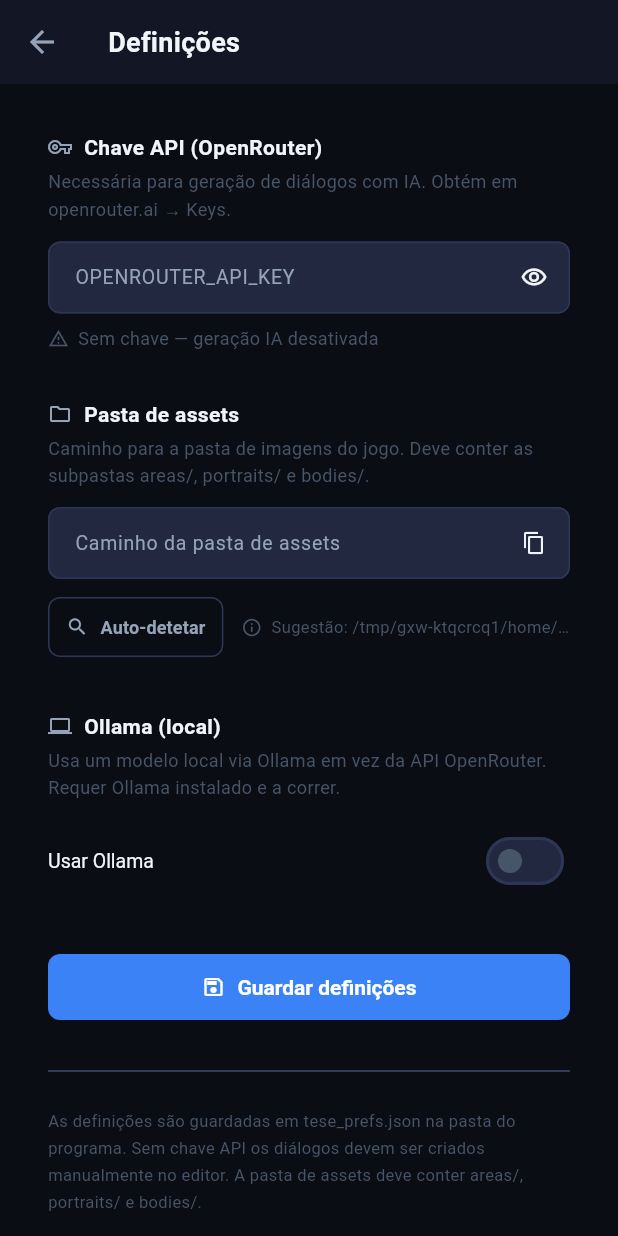
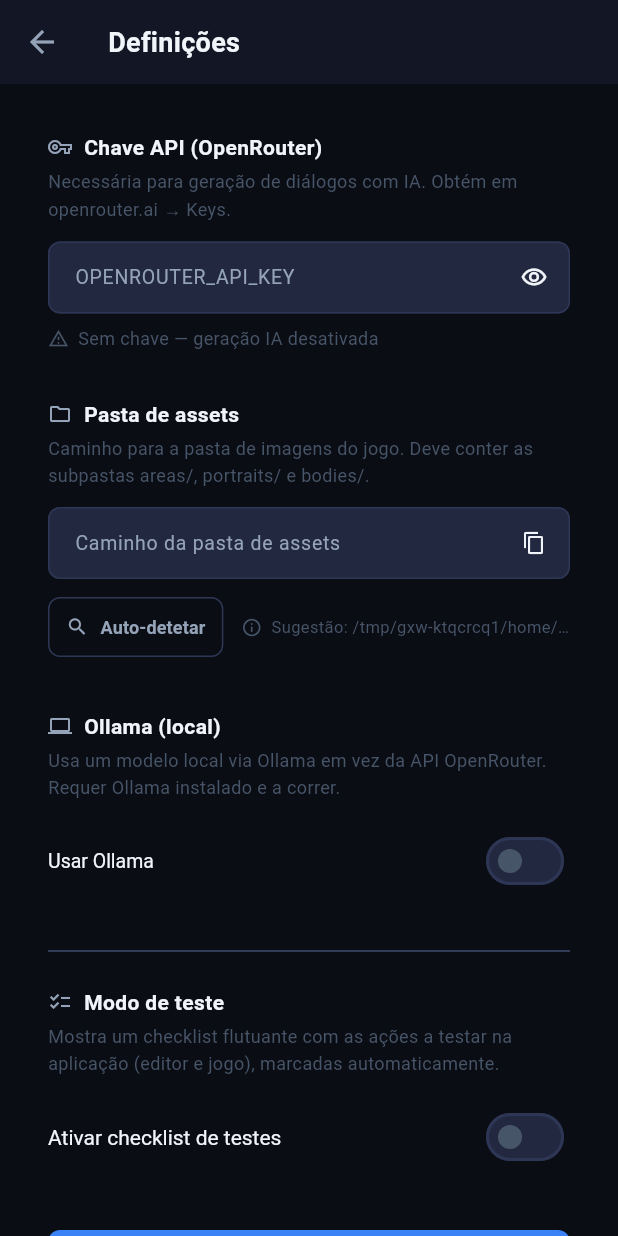
Before and after one commit to joaochartersazevedo/flutterTese, a Flutter app: the SettingsScreen screen opened directly, on a phone screen of 412 x 824 dp. Run offline on Flutter 3.47's test engine with Material 3 defaults, Android fonts, the phone set to English and light mode, and no system bars.

Commit message:
add testing checklist overlay + merge world/save models
- New optional testing checklist (Settings toggle + floating panel):
  tracks ~24 editor/game QA actions, persisted with a reset button.
- Removed the separate WorldBlueprint model and world.json. SaveData
  now holds the full world definition (areas, connections,
  characters, gamestates, dialogues, events, groups) plus progress
  (flags, NPC positions, log, elapsed time).
- GameEngine now takes a SaveData. Player position always resets to
  startingAreaId on play; other progress carries within a session but
  is never written back to disk, so saves act as static "worlds" that
  reset on every play / app restart. Editor "Guardar" is now the only
  thing that persists changes.

```diff
--- a/lib/src/data/app_preferences.dart
+++ b/lib/src/data/app_preferences.dart
@@ -70,4 +70,19 @@ class AppPreferences {
     _data['ollamaModel'] = v;
     _persist();
   }
+
+  static bool get testingChecklistEnabled =>
+      (_data['testingChecklistEnabled'] as bool?) ?? false;
+  static void setTestingChecklistEnabled(bool v) {
+    _data['testingChecklistEnabled'] = v;
+    _persist();
+  }
+
+  static Set<String> get testingChecklistProgress => ((_data['testingChecklistProgress'] as List?) ?? [])
+      .cast<String>()
+      .toSet();
+  static void setTestingChecklistProgress(Set<String> ids) {
+    _data['testingChecklistProgress'] = ids.toList();
+    _persist();
+  }
 }
--- /dev/null
+++ b/lib/src/data/testing_checklist.dart
@@ -0,0 +1,75 @@
+import 'package:flutter/foundation.dart';
+
+import 'app_preferences.dart';
+
+class ChecklistItem {
+  const ChecklistItem(this.id, this.label, this.category);
+  final String id;
+  final String label;
+  final String category;
+}
+
+/// Tracks progress through the manual QA checklist.
+///
+/// Enabled via Settings ("Modo de teste"). Items are marked done by calling
+/// [mark] from the action they represent; progress persists across restarts.
+class TestingChecklist extends ChangeNotifier {
+  TestingChecklist._() : _done = AppPreferences.testingChecklistProgress;
+
+  static final TestingChecklist instance = TestingChecklist._();
+
+  static const List<ChecklistItem> items = [
+    // Editor
+    ChecklistItem('create_area', 'Criar uma área', 'Editor'),
+    ChecklistItem('edit_area', 'Editar uma área', 'Editor'),
+    ChecklistItem('set_starting_area', 'Definir a área inicial', 'Editor'),
+    ChecklistItem('create_connection', 'Criar uma ligação entre áreas', 'Editor'),
+    ChecklistItem('create_character', 'Criar uma personagem', 'Editor'),
+    ChecklistItem('edit_character', 'Editar uma personagem', 'Editor'),
+    ChecklistItem('set_relationship', 'Definir uma relação entre personagens', 'Editor'),
+    ChecklistItem('create_gamestate', 'Criar uma state flag', 'Editor'),
+    ChecklistItem('create_dialogue', 'Criar um diálogo', 'Editor'),
+    ChecklistItem('edit_dialogue', 'Editar um diálogo', 'Editor'),
+    ChecklistItem('ai_generate_dialogue', 'Gerar um diálogo com IA', 'Editor'),
+    ChecklistItem('create_dialogue_group', 'Criar um grupo de diálogos', 'Editor'),
+    ChecklistItem('create_event', 'Criar um evento', 'Editor'),
+    ChecklistItem('edit_event', 'Editar um evento', 'Editor'),
+    ChecklistItem('delete_entity', 'Eliminar uma entidade (área/personagem/diálogo/evento)', 'Editor'),
+    ChecklistItem('save_world', 'Guardar o mundo', 'Editor'),
+    // Jogo
+    ChecklistItem('select_save', 'Escolher um save', 'Jogo'),
+    ChecklistItem('play_game', 'Lançar o jogo (Play)', 'Jogo'),
+    ChecklistItem('travel_connection', 'Viajar entre áreas', 'Jogo'),
+    ChecklistItem('complete_dialogue', 'Completar um diálogo', 'Jogo'),
+    ChecklistItem('select_emotion', 'Escolher uma emoção numa conversa', 'Jogo'),
+    ChecklistItem('trigger_event', 'Acionar um evento (bloquear/desbloquear)', 'Jogo'),
+    ChecklistItem('save_game', 'Guardar o jogo', 'Jogo'),
+    ChecklistItem('return_to_editor', 'Voltar ao editor', 'Jogo'),
+  ];
+
+  Set<String> _done;
+
+  bool get enabled => AppPreferences.testingChecklistEnabled;
+  set enabled(bool v) {
+    AppPreferences.setTestingChecklistEnabled(v);
+    notifyListeners();
+  }
+
+  bool isDone(String id) => _done.contains(id);
+
+  int get doneCount => _done.length;
+  int get totalCount => items.length;
+
+  void mark(String id) {
+    if (_done.contains(id)) return;
+    _done = {..._done, id};
+    AppPreferences.setTestingChecklistProgress(_done);
+    notifyListeners();
+  }
+
+  void reset() {
+    _done = {};
+    AppPreferences.setTestingChecklistProgress(_done);
+    notifyListeners();
+  }
+}
--- a/lib/src/domain/models.dart
+++ b/lib/src/domain/models.dart
@@ -4,4 +4,4 @@ export '../models/connection.dart';
 export '../models/dialogue.dart';
 export '../models/event.dart';
 export '../models/state_flag.dart';
-export '../models/world_blueprint.dart';
+export '../models/save_data.dart';
--- a/lib/src/ui/editor/add_dialogue_screen.dart
+++ b/lib/src/ui/editor/add_dialogue_screen.dart
@@ -1,6 +1,7 @@
 import 'package:flutter/material.dart';
 
 import '../../data/dialogue_ai_service.dart';
+import '../../data/testing_checklist.dart';
 import '../../domain/blueprint_editor.dart';
 import '../../models/area.dart';
 import '../../models/character.dart';
@@ -174,6 +175,7 @@ class _AddDialogueScreenState extends State<AddDialogueScreen> {
         _genStatus = 'Gerado: ${lines.length} linhas.';
         _generating = false;
       });
+      TestingChecklist.instance.mark('ai_generate_dialogue');
     } catch (e) {
       if (mounted) {
         setState(() {
--- a/lib/src/ui/editor/dialogue_group_screen.dart
+++ b/lib/src/ui/editor/dialogue_group_screen.dart
@@ -1,5 +1,6 @@
 import 'package:flutter/material.dart';
 
+import '../../data/testing_checklist.dart';
 import '../../domain/blueprint_editor.dart';
 import '../../models/dialogue.dart';
 import '../../models/dialogue_group.dart';
@@ -20,6 +21,7 @@ class _DialogueGroupScreenState extends State<DialogueGroupScreen> {
     widget.editor.addGroup(
       DialogueGroup(id: widget.editor.nextGroupId(), name: name),
     );
+    TestingChecklist.instance.mark('create_dialogue_group');
   }
 
   void _editGroup(DialogueGroup g) async {
--- a/lib/src/ui/game/settings_screen.dart
+++ b/lib/src/ui/game/settings_screen.dart
@@ -8,6 +8,7 @@ import 'package:http/http.dart' as http;
 import '../../data/app_preferences.dart';
 import '../../data/dialogue_ai_service.dart';
 import '../../data/renpy_asset_resolver.dart';
+import '../../data/testing_checklist.dart';
 import '../app_theme.dart';
 
 class SettingsScreen extends StatefulWidget {
@@ -319,6 +320,37 @@ class _SettingsScreenState extends State<SettingsScreen> {
                 ),
               ],
 
+              const SizedBox(height: 24),
+              const Divider(),
+              const SizedBox(height: 16),
+
+              // ── Modo de teste ────────────────────────────────────────────
+              _SectionHeader(
+                icon: Icons.checklist_outlined,
+                title: 'Modo de teste',
+                subtitle:
+                    'Mostra um checklist flutuante com as ações a testar na '
+                    'aplicação (editor e jogo), marcadas automaticamente.',
+              ),
+              const SizedBox(height: 12),
+              SwitchListTile(
+                contentPadding: EdgeInsets.zero,
+                title: const Text('Ativar checklist de testes'),
+                value: TestingChecklist.instance.enabled,
+                onChanged: (v) => setState(() => TestingChecklist.instance.enabled = v),
+              ),
+              if (TestingChecklist.instance.doneCount > 0)
+                Align(
+                  alignment: Alignment.centerLeft,
+                  child: TextButton.icon(
+                    onPressed: () => setState(() => TestingChecklist.instance.reset()),
+                    icon: const Icon(Icons.refresh, size: 16),
+                    label: Text(
+                      'Reiniciar progresso (${TestingChecklist.instance.doneCount}/${TestingChecklist.instance.totalCount})',
+                    ),
+                  ),
+                ),
+
               const SizedBox(height: 32),
 
               // ── Save ────────────────────────────────────────────────────
--- a/tese_prefs.json
+++ b/tese_prefs.json
@@ -1 +1 @@
-{"apiKey":"","assetsRoot":"/home/jonhy/Documents/mainTese/flutterTese/tese_assets","ollamaEnabled":true,"ollamaHost":"http://localhost:11434","ollamaModel":"gemma4:latest"}
+{"apiKey":"","assetsRoot":"/home/jonhy/Documents/mainTese/flutterTese/tese_assets","ollamaEnabled":true,"ollamaHost":"http://localhost:11434","ollamaModel":"gemma4:latest","testingChecklistProgress":["select_save"],"testingChecklistEnabled":true}
```
Also changed, not shown: lib/src/data/world_blueprint_service.dart (deleted, +0 -45 lines), lib/src/domain/blueprint_editor.dart (+34 -11 lines), lib/src/logic/game_engine.dart (+37 -68 lines), lib/src/models/save_data.dart (+54 -4 lines), lib/src/models/world_blueprint.dart (deleted, +0 -58 lines), lib/src/ui/editor/area_graph_screen.dart (+17 -3 lines), lib/src/ui/editor/character_relationship_screen.dart (+13 -2 lines), lib/src/ui/editor/editor_main.dart (+26 -9 lines), lib/src/ui/game/save_selection_screen.dart (+12 -6 lines), lib/src/ui/tese_app.dart (+46 -49 lines), lib/src/ui/widgets/testing_checklist_panel.dart (added, +124 -0 lines).
